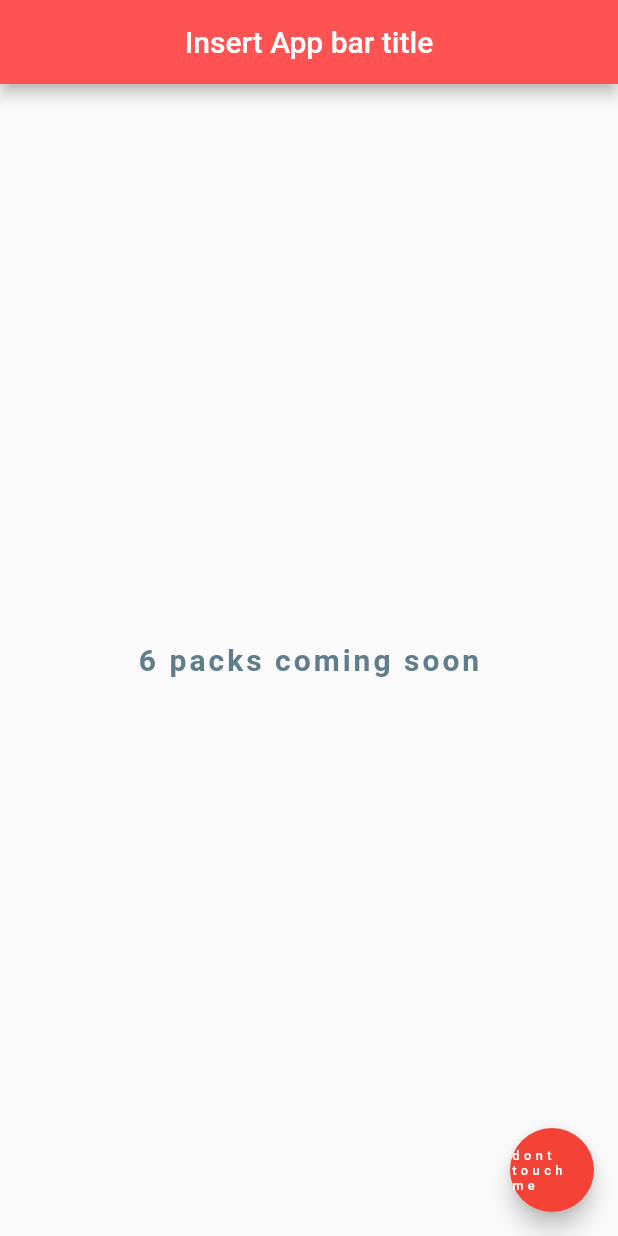
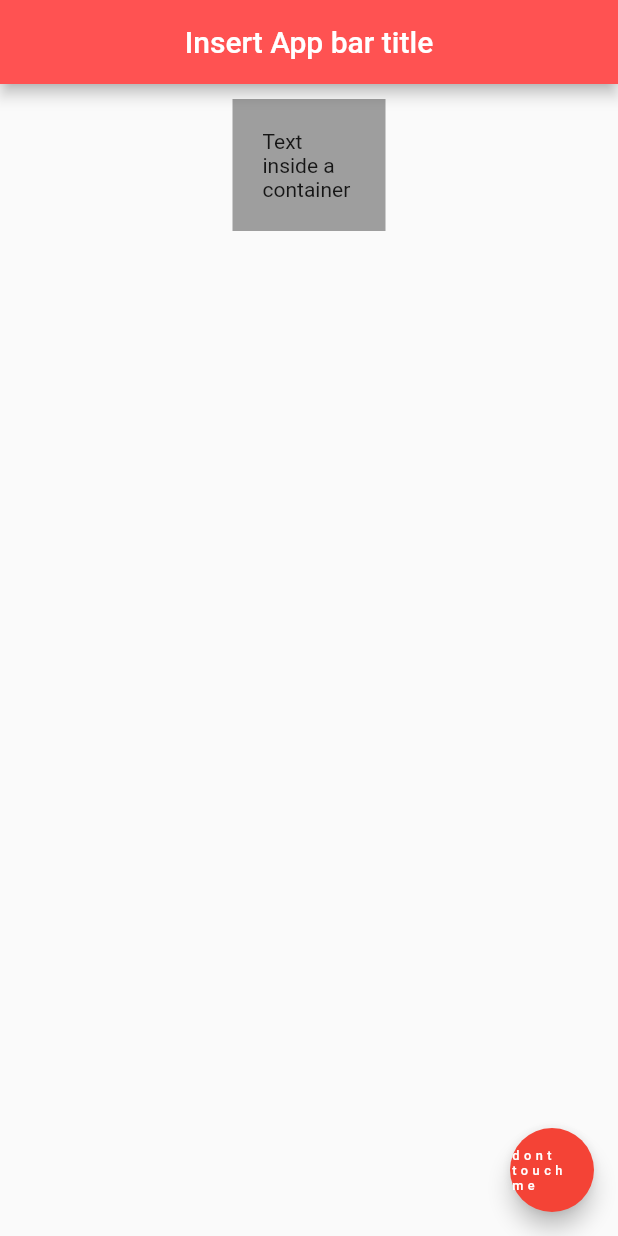
Before and after one commit to Zr1RAM/CheckingOutFlutter, a Flutter app: the screen it shows after launch, on a phone screen of 412 x 824 dp. Run offline on Flutter 3.47's test engine with Material 2 defaults, Android fonts, the phone set to English and light mode, and no system bars; Roboto replaces fonts that are missing (IndieFlower).

Commit message:
Containers padding and margins

```diff
--- a/lib/main.dart
+++ b/lib/main.dart
@@ -16,18 +16,12 @@ class Home extends StatelessWidget {
         centerTitle: true,
         backgroundColor: Colors.redAccent,
       ),
-      body: Center(
-        child: Text(
-          '6 packs coming soon',
-          style: TextStyle(
-            fontSize: 20.0,
-            fontWeight: FontWeight.bold,
-            letterSpacing: 2.0,
-            color: Colors.blueGrey,
-            fontFamily: 'IndieFlower',
-          ),
-          ),
-      ),
+      body: Container(
+        padding: EdgeInsets.all(20.0), // There is fromLTRB, Symmetric , etc
+        margin: EdgeInsets.symmetric(horizontal: 155.0, vertical: 10.0),
+        color: Colors.grey,
+        child: Text('Text inside a container'),
+        ),
       floatingActionButton: FloatingActionButton(
         backgroundColor: Colors.red,
         onPressed: () {},
```
